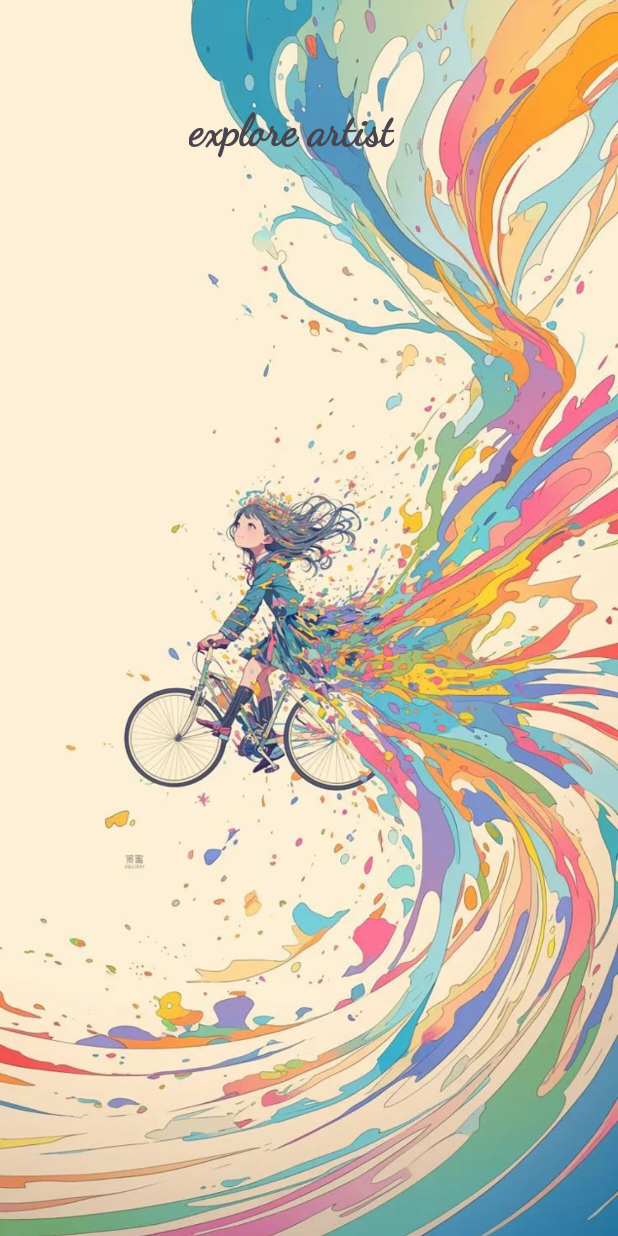
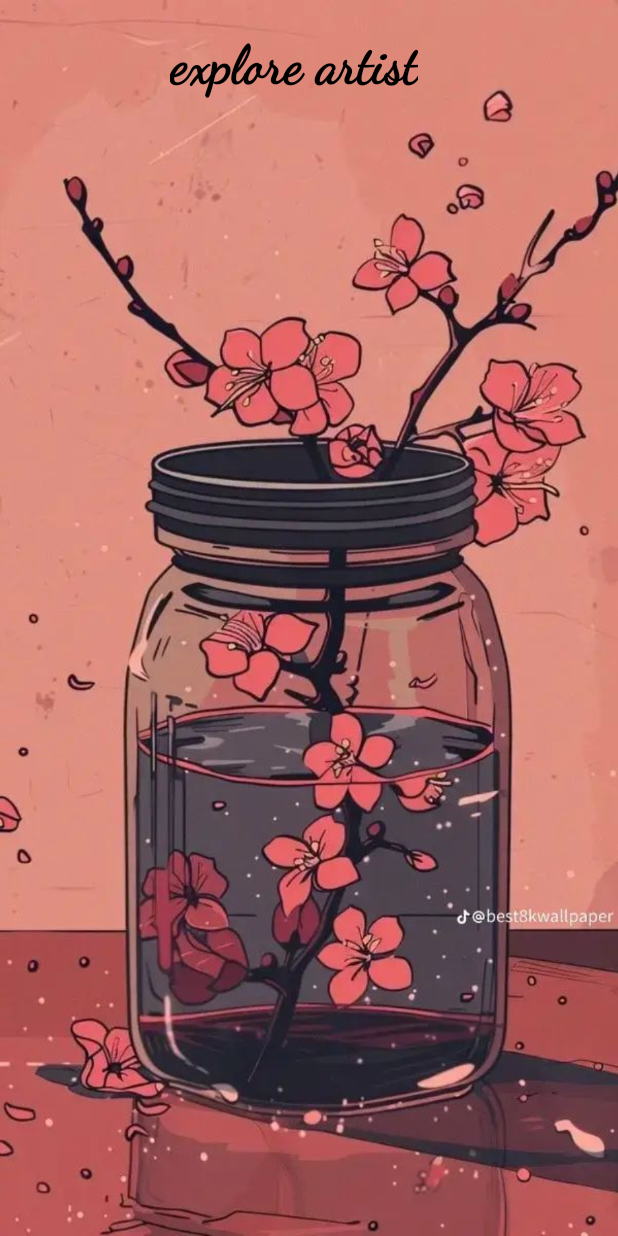
Before and after one commit to CyberGlitchKripto/MyMusicApp, an Android app: the layout activity_main.xml on its own in the app's theme, with its tools: preview values and no code run, on a phone screen of 412 x 824 dp. Run offline under Robolectric (Android 15) with nearby library versions, the phone set to English and light mode, and no system bars.

```diff
--- a/app/src/main/java/com/example/musicmood/SongAdapter.java
+++ b/app/src/main/java/com/example/musicmood/SongAdapter.java
@@ -53,7 +53,7 @@ holder.binding.textArtist.setText(song.artist);
 
     @Override
     public int getItemCount() {
-        return Songs.size();
+        return songs.size();
     }
 
     public class SongViewholder extends RecyclerView.ViewHolder {
--- a/app/src/main/res/layout/activity_main.xml
+++ b/app/src/main/res/layout/activity_main.xml
@@ -17,19 +17,20 @@
         app:layout_constraintEnd_toEndOf="parent"
         app:layout_constraintStart_toStartOf="parent"
         app:layout_constraintTop_toTopOf="parent"
-        app:srcCompat="@drawable/cycle" />
+        app:srcCompat="@drawable/jarwithflower" />
 
     <TextView
         android:id="@+id/textView"
         android:layout_width="wrap_content"
         android:layout_height="wrap_content"
-        android:layout_marginTop="64dp"
+        android:layout_marginTop="16dp"
         android:fontFamily="@font/dancing_script"
         android:text="@string/explore_artist"
-        android:textSize="29sp"
+        android:textColor="@color/black"
+        android:textSize="35sp"
         android:textStyle="bold"
         app:layout_constraintEnd_toEndOf="parent"
-        app:layout_constraintHorizontal_bias="0.457"
+        app:layout_constraintHorizontal_bias="0.459"
         app:layout_constraintStart_toStartOf="parent"
         app:layout_constraintTop_toTopOf="parent" />
 
--- a/settings.gradle
+++ b/settings.gradle
@@ -9,6 +9,7 @@ pluginManagement {
         }
         mavenCentral()
         gradlePluginPortal()
+        maven{url=uri("https://www.jitpack.io")}
     }
 }
 dependencyResolutionManagement {
@@ -16,6 +17,7 @@ dependencyResolutionManagement {
     repositories {
         google()
         mavenCentral()
+        maven{url=uri("https://www.jitpack.io")}
     }
 }
 
```
Also changed, not shown: app/src/main/AndroidManifest.xml (+5 -3 lines), app/src/main/res/drawable/music_gradient_overlay.xml (deleted, +0 -16 lines), app/src/main/res/drawable/bartsimpson.jpg (added), app/src/main/res/drawable/headphone.jpg (added), app/src/main/res/drawable/jarwithflower.jpg (added), app/src/main/res/drawable/wordfail.jpg (added).
